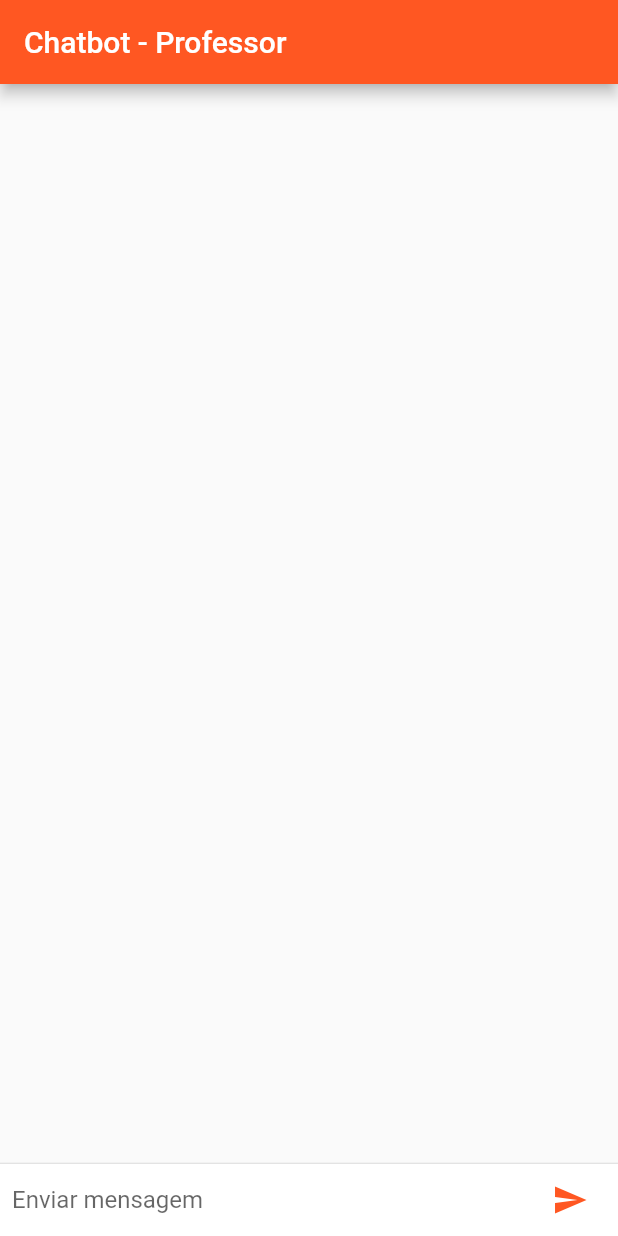
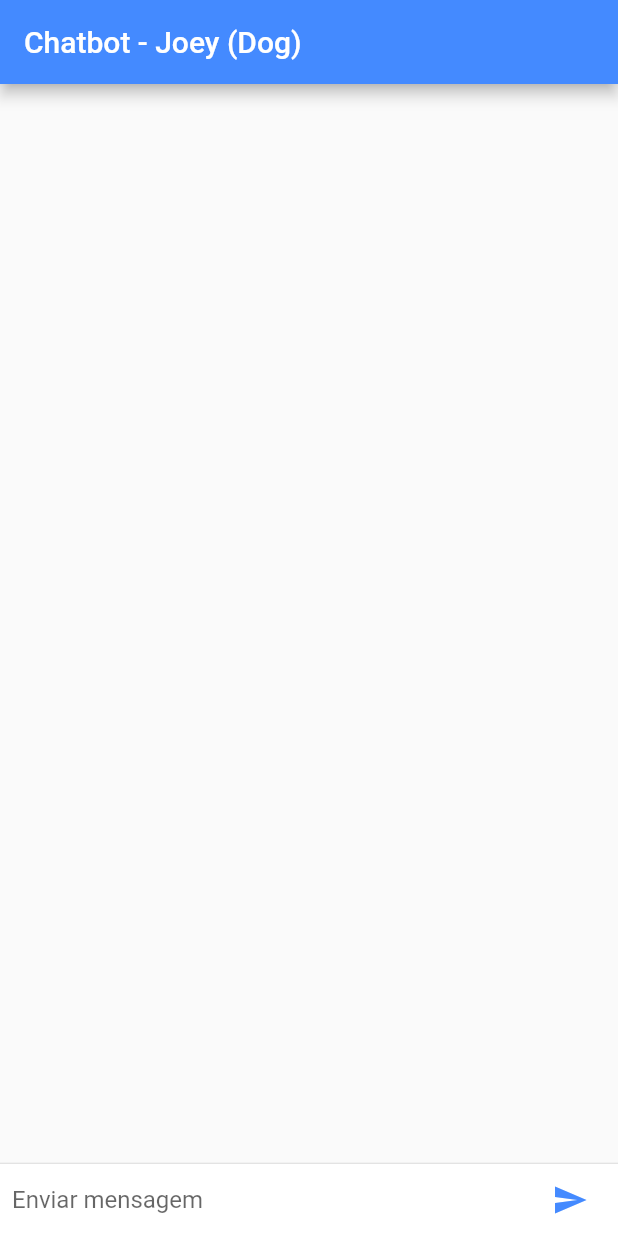
Before and after one commit to DiegoLins10/Chatbot, a Flutter app: the screen it shows after launch, on a phone screen of 412 x 824 dp. Run offline on Flutter 3.47's test engine with Material 2 defaults, Android fonts, the phone set to English and light mode, and no system bars; missing offline and left inert: flutter_dialogflow.

```diff
--- a/lib/views/home_page.dart
+++ b/lib/views/home_page.dart
@@ -22,7 +22,8 @@ class _HomePageState extends State<HomePage> {
   Widget build(BuildContext context) {
     return Scaffold(
       appBar: new AppBar(
-        title: Text('Chatbot - Professor'),
+        title: Text('Chatbot - Joey (Dog)'),
+        backgroundColor: Colors.blueAccent,
       ),
       body: Column(
         children: <Widget>[
@@ -50,7 +51,7 @@ class _HomePageState extends State<HomePage> {
   // Envia uma mensagem com o padrão a direita
   void _sendMessage({String? text}) {
     _controllerText.clear();
-    _addMessage(name: 'Kleber Andrade', text: text, type: ChatMessageType.sent);
+    _addMessage(name: 'Diego Lins', text: text, type: ChatMessageType.sent);
   }
 
   // Adiciona uma mensagem na lista de mensagens
@@ -70,9 +71,7 @@ class _HomePageState extends State<HomePage> {
   Future _dialogFlowRequest({String? query}) async {
     // Adiciona uma mensagem temporária na lista
     _addMessage(
-        name: 'Professor',
-        text: 'Escrevendo...',
-        type: ChatMessageType.received);
+        name: 'Joey', text: 'Escrevendo...', type: ChatMessageType.received);
 
     // Faz a autenticação com o serviço, envia a mensagem e recebe uma resposta da Intent
     AuthGoogle authGoogle =
@@ -88,7 +87,7 @@ class _HomePageState extends State<HomePage> {
 
     // adiciona a mensagem com a resposta do DialogFlow
     _addMessage(
-        name: 'Professor',
+        name: 'Joey',
         text: response.getMessage() ?? '',
         type: ChatMessageType.received);
   }
@@ -110,7 +109,7 @@ class _HomePageState extends State<HomePage> {
     return new Container(
       margin: new EdgeInsets.only(left: 8.0),
       child: new IconButton(
-          icon: new Icon(Icons.send, color: Theme.of(context).accentColor),
+          icon: new Icon(Icons.send, color: Colors.blueAccent),
           onPressed: () {
             if (_controllerText.text.isNotEmpty) {
               _sendMessage(text: _controllerText.text);
--- a/pubspec.yaml
+++ b/pubspec.yaml
@@ -35,6 +35,7 @@ dependencies:
   # The following adds the Cupertino Icons font to your application.
   # Use with the CupertinoIcons class for iOS style icons.
   cupertino_icons: ^1.0.2
+  intl: ^0.17.0
 
 dev_dependencies:
   flutter_test:
@@ -61,6 +62,9 @@ flutter:
   # To add assets to your application, add an assets section, like this:
   assets:
    - assets/credentials.json
+   - assets/Luffy-Perfil.jpg
+   - assets/Joey.jpeg
+   - assets/Diego.jpeg
   #   - images/a_dot_ham.jpeg
 
   # An image asset can refer to one or more resolution-specific "variants", see
```
Also changed, not shown: lib/widgets/chat_message_list_item.dart (+11 -2 lines), assets/Diego.jpeg (added), assets/Joey.jpeg (added), assets/Luffy-Perfil.jpg (added), pubspec.lock.
